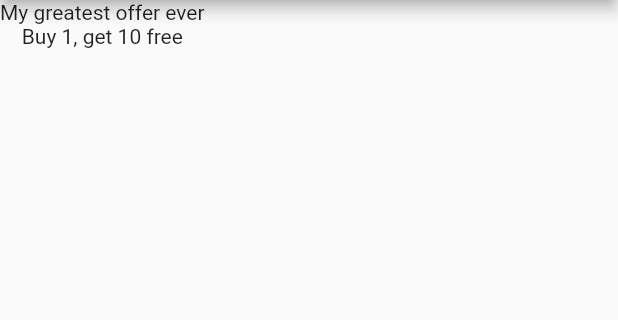
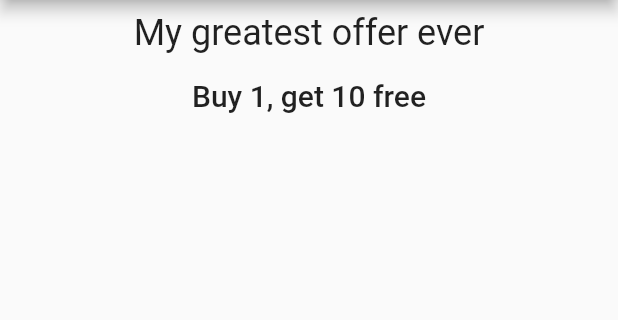
Before and after one commit to thomashoddinott/coffee-masters, a Flutter app: the screen it shows after launch, on a phone screen of 412 x 824 dp, the part 84-404 px from its top. Run offline on Flutter 3.47's test engine with Material 2 defaults, Android fonts, the phone set to English and light mode, and no system bars.

Commit message:
styling OffersPage

```diff
--- a/lib/offerspage.dart
+++ b/lib/offerspage.dart
@@ -26,8 +26,22 @@ class Offer extends StatelessWidget {
   @override
   Widget build(BuildContext context) {
     return Column(children: [
-      Text(title),
-      Text(description),
+      Padding(
+        padding: const EdgeInsets.all(8.0),
+        child: Center(
+            child: Text(
+          title,
+          style: Theme.of(context).textTheme.headline5,
+        )),
+      ),
+      Padding(
+        padding: const EdgeInsets.all(8.0),
+        child: Center(
+            child: Text(
+          description,
+          style: Theme.of(context).textTheme.headline6,
+        )),
+      ),
     ]);
   }
 }
```
